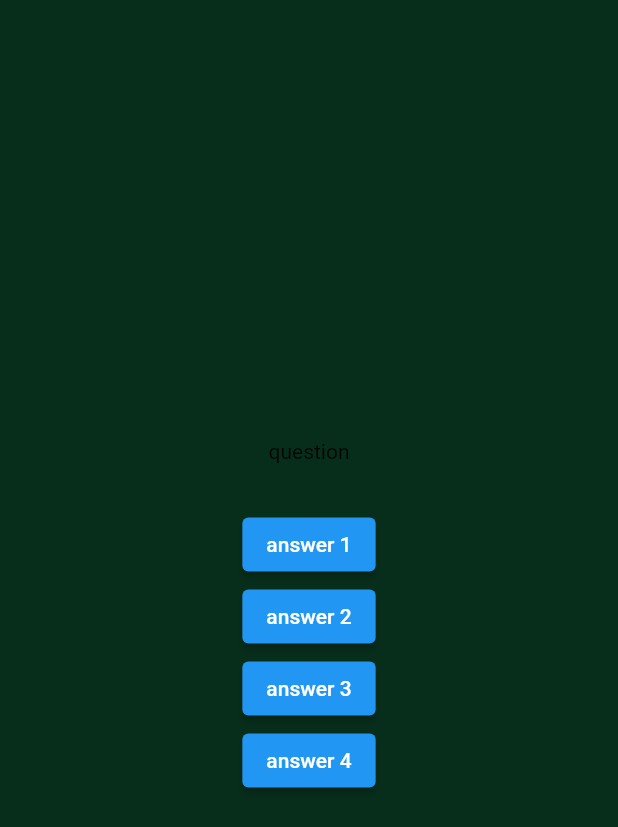
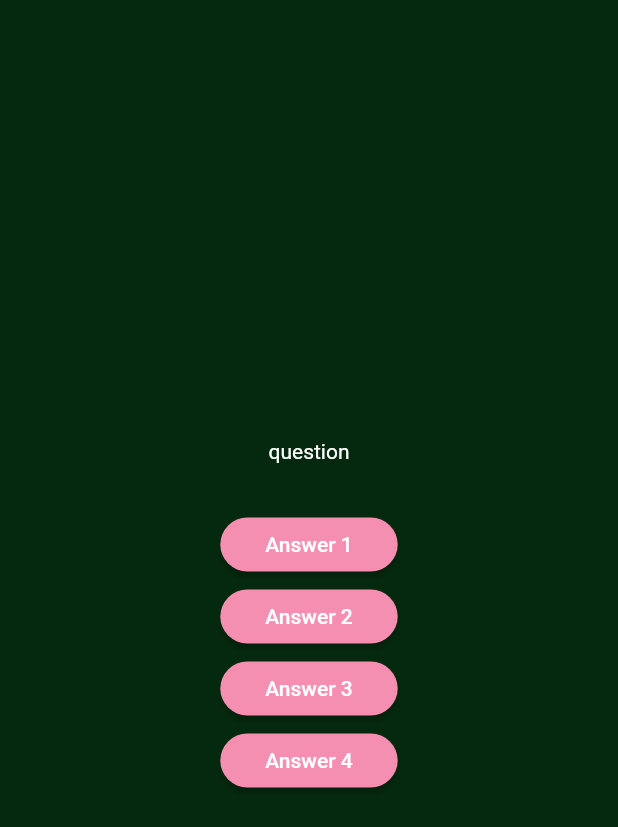
Before and after one commit to jayceebuarao/quizapp, a Flutter app: the screen it shows after launch, after a tap on "Start Quiz", on a phone screen of 412 x 824 dp. Shown: the top 827 px of the screen. Run offline on Flutter 3.47's test engine with Material 2 defaults, Android fonts, the phone set to English and light mode, and no system bars.

Commit message:
modify buttons ui

```diff
--- /dev/null
+++ b/lib/answer_button.dart
@@ -0,0 +1,27 @@
+import 'package:flutter/material.dart';
+
+class AnswerButton extends StatelessWidget {
+  const AnswerButton({
+    super.key,
+    required this.answerText,
+    required this.onTap,
+  });
+
+  final String answerText;
+  final void Function() onTap;
+
+  @override
+  Widget build(BuildContext context) {
+    return ElevatedButton(
+      onPressed: onTap,
+      style: ElevatedButton.styleFrom(
+        backgroundColor: Colors.pink.shade200,
+        padding: const EdgeInsets.symmetric(vertical: 10, horizontal: 30),
+        shape: RoundedRectangleBorder(
+          borderRadius: BorderRadius.circular(20),
+        ),
+      ),
+      child: Text(answerText),
+    );
+  }
+}
--- a/lib/questions_screen.dart
+++ b/lib/questions_screen.dart
@@ -1,4 +1,5 @@
 import 'package:flutter/material.dart';
+import 'package:quizapp/answer_button.dart';
 
 class QuestionsScreen extends StatefulWidget {
   const QuestionsScreen({super.key});
@@ -15,24 +16,15 @@ class _QuestionsScreenState extends State<QuestionsScreen> {
       child: Column(
         mainAxisAlignment: MainAxisAlignment.center,
         children: [
-          Text('question'),
-          SizedBox(height: 30),
-          ElevatedButton(
-            onPressed: () {},
-            child: Text('answer 1'),
+          Text(
+            'question',
+            style: TextStyle(color: Colors.white),
           ),
-          ElevatedButton(
-            onPressed: () {},
-            child: Text('answer 2'),
-          ),
-          ElevatedButton(
-            onPressed: () {},
-            child: Text('answer 3'),
-          ),
-          ElevatedButton(
-            onPressed: () {},
-            child: Text('answer 4'),
-          ),
+          const SizedBox(height: 30),
+          AnswerButton(answerText: 'Answer 1', onTap: () {}),
+          AnswerButton(answerText: 'Answer 2', onTap: () {}),
+          AnswerButton(answerText: 'Answer 3', onTap: () {}),
+          AnswerButton(answerText: 'Answer 4', onTap: () {}),
         ],
       ),
     );
--- a/lib/quiz.dart
+++ b/lib/quiz.dart
@@ -28,7 +28,7 @@ class _QuizState extends State<Quiz> {
   Widget build(BuildContext context) {
     return MaterialApp(
       home: Scaffold(
-        backgroundColor: const Color.fromARGB(255, 7, 46, 27),
+        backgroundColor: Color.fromARGB(255, 5, 41, 14),
         body: activeScreen,
       ),
     );
--- a/lib/start_screen.dart
+++ b/lib/start_screen.dart
@@ -16,15 +16,22 @@ class StartQuiz extends StatelessWidget {
             width: 250,
             color: const Color.fromARGB(100, 255, 255, 255),
           ),
-          Container(
-            padding: const EdgeInsets.only(top: 30),
-            child: OutlinedButton.icon(
+          const SizedBox(
+            height: 50,
+          ),
+          OutlinedButton.icon(
             onPressed: switchScreen,
             style: OutlinedButton.styleFrom(
               foregroundColor: Colors.pink.shade200,
+              padding: const EdgeInsets.all(20),
               side: BorderSide(
+                width: 2,
+                style: BorderStyle.solid,
                 color: Colors.pink.shade200,
-                  width: 2,
+                strokeAlign: BorderSide.strokeAlignCenter,
+              ),
+              shape: RoundedRectangleBorder(
+                borderRadius: BorderRadius.circular(20),
               ),
             ),
             icon: const Icon(Icons.quiz_rounded),
@@ -33,7 +40,6 @@ class StartQuiz extends StatelessWidget {
               style: TextStyle(fontWeight: FontWeight.w800),
             ),
           ),
-          )
         ],
       ),
     );
```
Also changed, not shown: 1 other file. Lines whose indentation alone changed are shown as unchanged.
